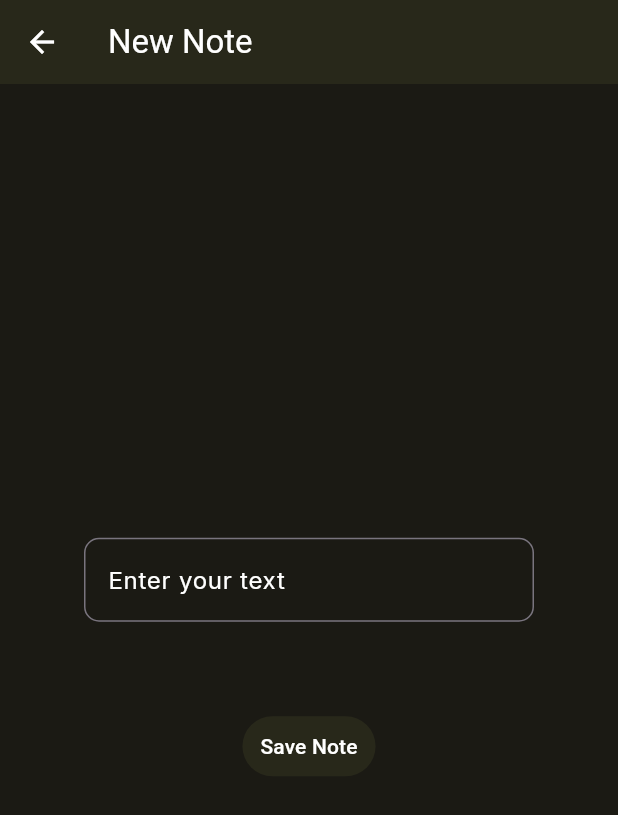
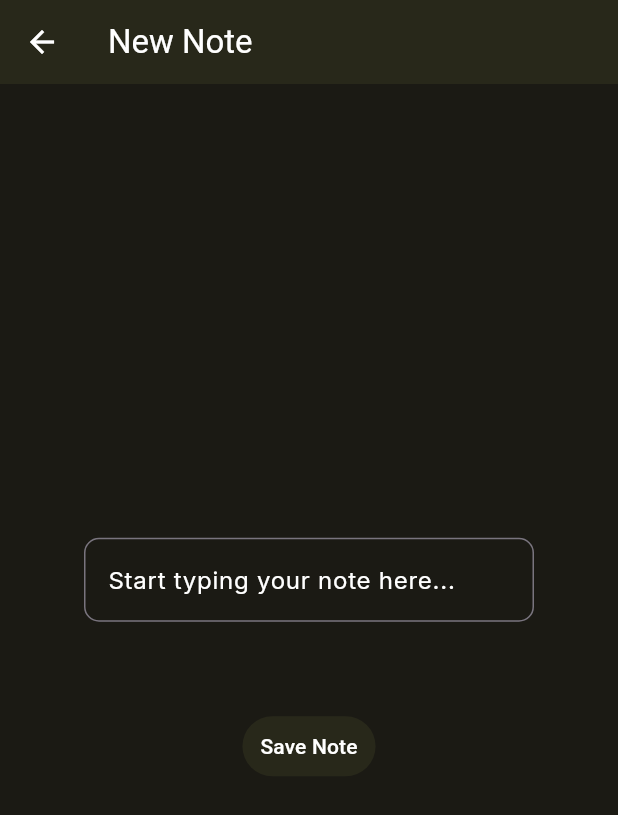
Before and after one commit to Rohithk2003/mynotes, a Flutter app: the NewNoteView screen opened by its route, on a phone screen of 412 x 824 dp. Shown: the top 815 px of the screen. Run offline on Flutter 3.47's test engine with Material 3 defaults, Android fonts, the phone set to English and light mode, and no system bars; our stand-ins replace firebase_auth, firebase_core, flutter_dotenv, google_fonts, sqflite; accounts and stored records are empty.

Commit message:
refactor: Update new note view with improved hint text
The code changes in this commit update the 'new_note_view.dart' file to improve the hint text for the note input field. The previous hint text "Enter your text" has been replaced with "Start typing your note here...".

Recent user commits:
- added UI for new note page
- added stream builder and future builder for getting notes
- added CRUD operations
- integrated auth service in all pages
- added services which implement all FirebaseAuth functions and abstract the functionality of Firebase from the UI
- fixed email not sending after login screen

Recent repository commits:
- chore: Add border radius to PopupMenuButton in main_page.dart
- added border radius
- fixed message not showing for invalid email and wrong password in login view
- added main page and logout view
- removed future build from login view
- removed scaffold from main view and added handling for user state - not logged in or not verified email
- added new background and foreground colors to all views

```diff
--- a/lib/views/notes/new_note_view.dart
+++ b/lib/views/notes/new_note_view.dart
@@ -91,7 +91,7 @@ class _NewNoteViewState extends State<NewNoteView> {
                                 backgroundColor: bgColor, color: textColor),
                             keyboardType: TextInputType.multiline,
                             decoration: InputDecoration(
-                                hintText: "Enter your text",
+                                hintText: "Start typing your note here...",
                                 hintStyle: GoogleFonts.inter(
                                   textStyle: const TextStyle(
                                     backgroundColor: bgColor,
```
Also changed, not shown: 1 other file.
